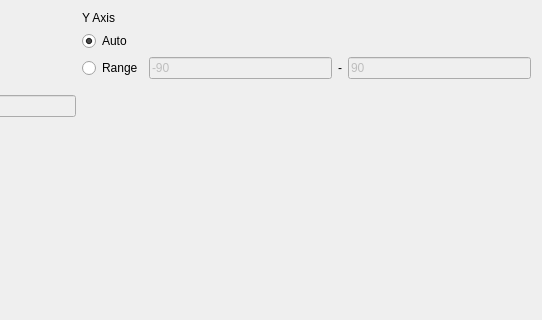
First picture: the form in lib/cfclient/ui/widgets/plotter.ui, repository bitcraze/crazyflie-clients-python, before the edit; both pictures show x 384 to 926 and y 0 to 320 of the 926 by 499 pixel window.
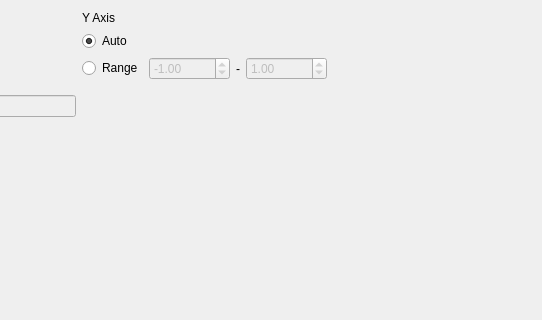
Second picture: the form after the edit.

What changed in the file:
```diff
--- a/lib/cfclient/ui/widgets/plotter.ui
+++ b/lib/cfclient/ui/widgets/plotter.ui
@@ -179,16 +179,6 @@
                </property>
               </widget>
              </item>
-             <item row="2" column="1">
-              <widget class="QLineEdit" name="_range_y_min">
-               <property name="enabled">
-                <bool>false</bool>
-               </property>
-               <property name="text">
-                <string>-90</string>
-               </property>
-              </widget>
-             </item>
              <item row="1" column="0">
               <widget class="QRadioButton" name="_enable_auto_y">
                <property name="text">
@@ -202,13 +192,54 @@
                </property>
               </widget>
              </item>
-             <item row="2" column="3">
-              <widget class="QLineEdit" name="_range_y_max">
+             <item row="2" column="5">
+              <spacer name="horizontalSpacer_2">
+               <property name="orientation">
+                <enum>Qt::Horizontal</enum>
+               </property>
+               <property name="sizeHint" stdset="0">
+                <size>
+                 <width>40</width>
+                 <height>20</height>
+                </size>
+               </property>
+              </spacer>
+             </item>
+             <item row="2" column="1">
+              <widget class="QDoubleSpinBox" name="_range_y_min">
                <property name="enabled">
                 <bool>false</bool>
                </property>
-               <property name="text">
-                <string>90</string>
+               <property name="minimum">
+                <double>-65000.000000000000000</double>
+               </property>
+               <property name="maximum">
+                <double>65000.000000000000000</double>
+               </property>
+               <property name="singleStep">
+                <double>1.000000000000000</double>
+               </property>
+               <property name="value">
+                <double>-1.000000000000000</double>
+               </property>
+              </widget>
+             </item>
+             <item row="2" column="4">
+              <widget class="QDoubleSpinBox" name="_range_y_max">
+               <property name="enabled">
+                <bool>false</bool>
+               </property>
+               <property name="minimum">
+                <double>-65000.000000000000000</double>
+               </property>
+               <property name="maximum">
+                <double>65000.000000000000000</double>
+               </property>
+               <property name="singleStep">
+                <double>1.000000000000000</double>
+               </property>
+               <property name="value">
+                <double>1.000000000000000</double>
                </property>
               </widget>
              </item>
```
Left out of the diff: 2 changed lines with no effect on the pictures.
